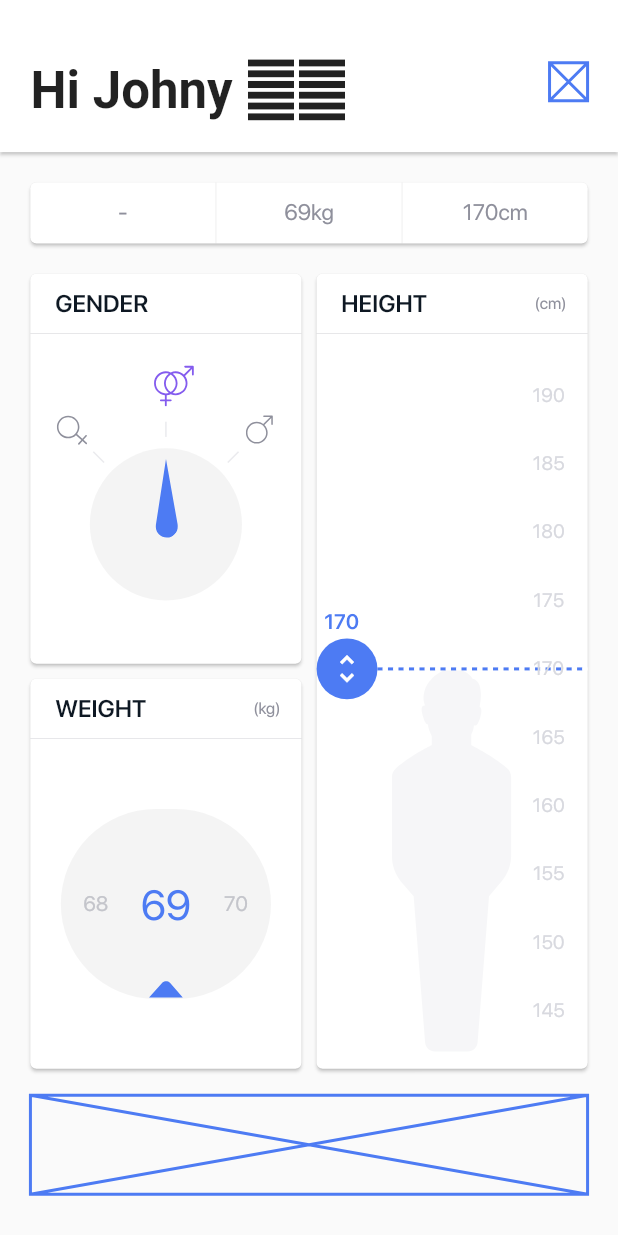
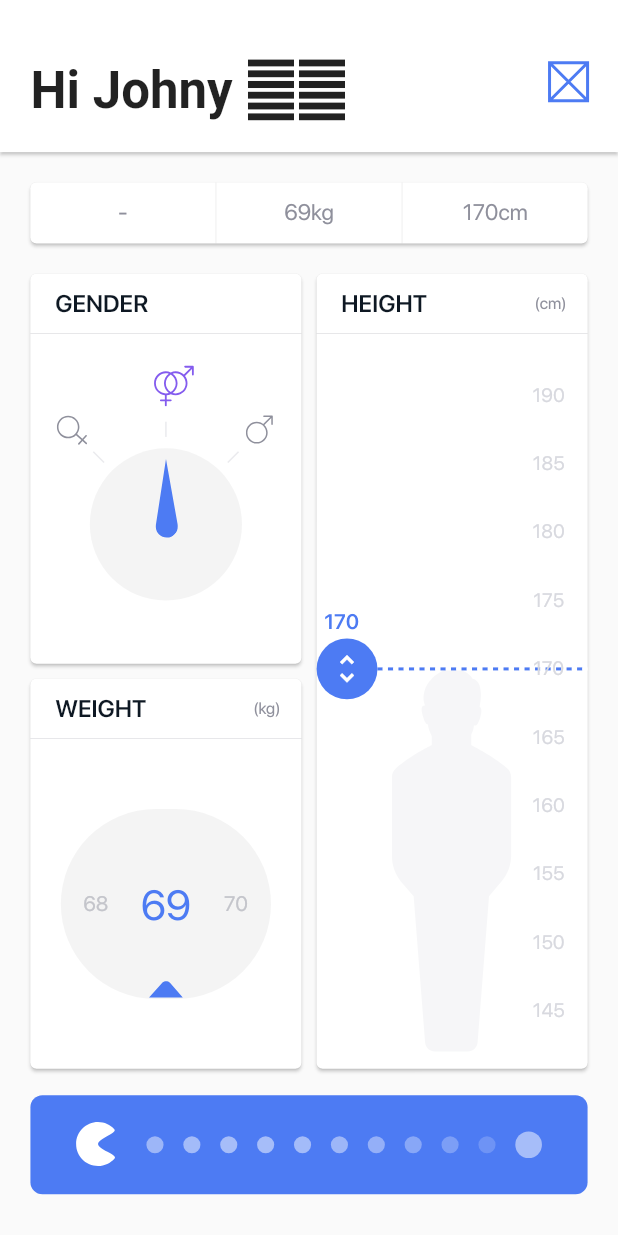
Before and after one commit to zettatips/bmi_calculator_new, a Flutter app: the screen it shows after launch, after a tap on an icon or button, on a phone screen of 412 x 824 dp. Run offline on Flutter 3.47's test engine with Material 2 defaults, Android fonts, the phone set to English and light mode, and no system bars; our stand-ins replace flutter_svg; project files that could hold a hidden picture were left out.

Commit message:
20200907 Completed Part5_AnimatedSlider_Pacman

```diff
--- a/lib/input_page/input_page.dart
+++ b/lib/input_page/input_page.dart
@@ -3,6 +3,7 @@ import 'package:bmi_calculator_new/input_page/gender/gender_card.dart';
 import 'package:bmi_calculator_new/input_page/height/height_card.dart';
 import 'package:bmi_calculator_new/input_page/input_page_styles.dart';
 import 'package:bmi_calculator_new/input_page/weight/weight_card.dart';
+import 'package:bmi_calculator_new/input_page/pacman_slider.dart';
 import 'package:bmi_calculator_new/model/gender.dart';
 import 'package:bmi_calculator_new/widget_utils.dart';
 import 'package:flutter/material.dart';
@@ -79,10 +80,7 @@ class InputPageState extends State<InputPage> {
         bottom: screenAwareSize(22.0, context),
         top: screenAwareSize(14.0, context),
       ),
-      child: Placeholder(
-        fallbackHeight: screenAwareSize(52.0, context),
-        color: Theme.of(context).primaryColor,
-      ),
+      child: PacmanSlider(),
     );
   }
 }
--- /dev/null
+++ b/lib/input_page/pacman_slider.dart
@@ -0,0 +1,150 @@
+import 'dart:math' as math;
+
+import 'package:bmi_calculator_new/widget_utils.dart';
+import 'package:flutter/material.dart';
+import 'package:flutter_svg/flutter_svg.dart';
+
+class Dot extends StatelessWidget {
+  final double size;
+
+  const Dot({Key key, @required this.size}) : super(key: key);
+
+  @override
+  Widget build(BuildContext context) {
+    return Container(
+      height: screenAwareSize(size, context),
+      width: screenAwareSize(size, context),
+      decoration: BoxDecoration(
+        shape: BoxShape.circle,
+        color: Colors.white,
+      ),
+    );
+  }
+}
+
+class PacmanIcon extends StatelessWidget {
+  @override
+  Widget build(BuildContext context) {
+    return Padding(
+      padding: EdgeInsets.only(
+        right: screenAwareSize(16.0, context),
+      ),
+      child: SvgPicture.asset(
+        'images/pacman.svg',
+        height: screenAwareSize(25.0, context),
+        width: screenAwareSize(21.0, context),
+      ),
+    );
+  }
+}
+
+class PacmanSlider extends StatefulWidget {
+  @override
+  _PacmanSliderState createState() => _PacmanSliderState();
+}
+
+class _PacmanSliderState extends State<PacmanSlider>
+    with TickerProviderStateMixin {
+  final int numberOfDots = 10;
+  final double minOpacity = 0.1;
+  final double maxOpacity = 0.5;
+  AnimationController hintAnimationController;
+
+  @override
+  void initState() {
+    super.initState();
+    _initHintAnimationController();
+    hintAnimationController.forward();
+  }
+
+  @override
+  void dispose() {
+    hintAnimationController.dispose();
+    super.dispose();
+  }
+
+  void _initHintAnimationController() {
+    hintAnimationController = AnimationController(
+      vsync: this,
+      duration: Duration(milliseconds: 1000),
+    );
+    hintAnimationController.addStatusListener((status) {
+      if (status == AnimationStatus.completed) {
+        Future.delayed(Duration(milliseconds: 800), () {
+          hintAnimationController.forward(from: 0.0);
+        });
+      }
+    });
+  }
+
+  @override
+  Widget build(BuildContext context) {
+    return Container(
+      height: screenAwareSize(52.0, context),
+      width: double.infinity,
+      decoration: BoxDecoration(
+        borderRadius: BorderRadius.all(Radius.circular(8.0)),
+        color: Theme.of(context).primaryColor,
+      ),
+      child: Padding(
+        padding: EdgeInsets.symmetric(
+          horizontal: screenAwareSize(24.0, context),
+        ),
+        child: Row(
+          children: <Widget>[
+            PacmanIcon(),
+            Expanded(child: _drawDots()),
+          ],
+        ),
+      ),
+    );
+  }
+
+  Widget _drawDots() {
+    return Row(
+      mainAxisAlignment: MainAxisAlignment.spaceBetween,
+      children: List.generate(numberOfDots, _generateDot)
+        ..add(Opacity(
+          opacity: maxOpacity,
+          child: Dot(size: 14.0),
+        )),
+    );
+  }
+
+  Widget _generateDot(int dotNumber) {
+    Animation animation = _initDotAnimation(dotNumber);
+    return AnimatedBuilder(
+      animation: animation,
+      builder: (context, child) => Opacity(
+        opacity: animation.value,
+        child: child,
+      ),
+      child: Dot(size: 9.0),
+    );
+  }
+
+  Animation<double> _initDotAnimation(int dotNumber) {
+    double lastDotStartTime = 0.4;
+    double dotAnimationDuration = 0.6;
+    double begin = lastDotStartTime * dotNumber / numberOfDots;
+    double end = begin + dotAnimationDuration;
+    return SinusoidalAnimation(min: minOpacity, max: maxOpacity).animate(
+      CurvedAnimation(
+        parent: hintAnimationController,
+        curve: Interval(begin, end),
+      ),
+    );
+  }
+}
+
+class SinusoidalAnimation extends Animatable<double> {
+  SinusoidalAnimation({this.min, this.max});
+
+  final double min;
+  final double max;
+
+  @override
+  double transform(double t) {
+    return min + (max - min) * math.sin(math.pi * t);
+  }
+}
```
